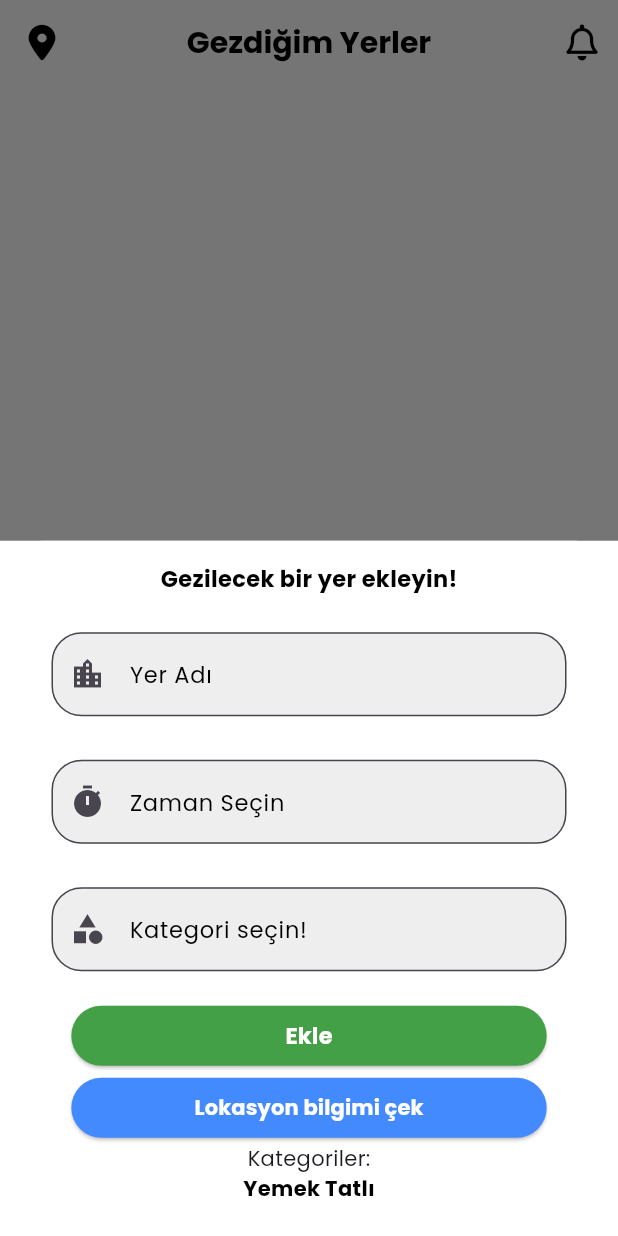
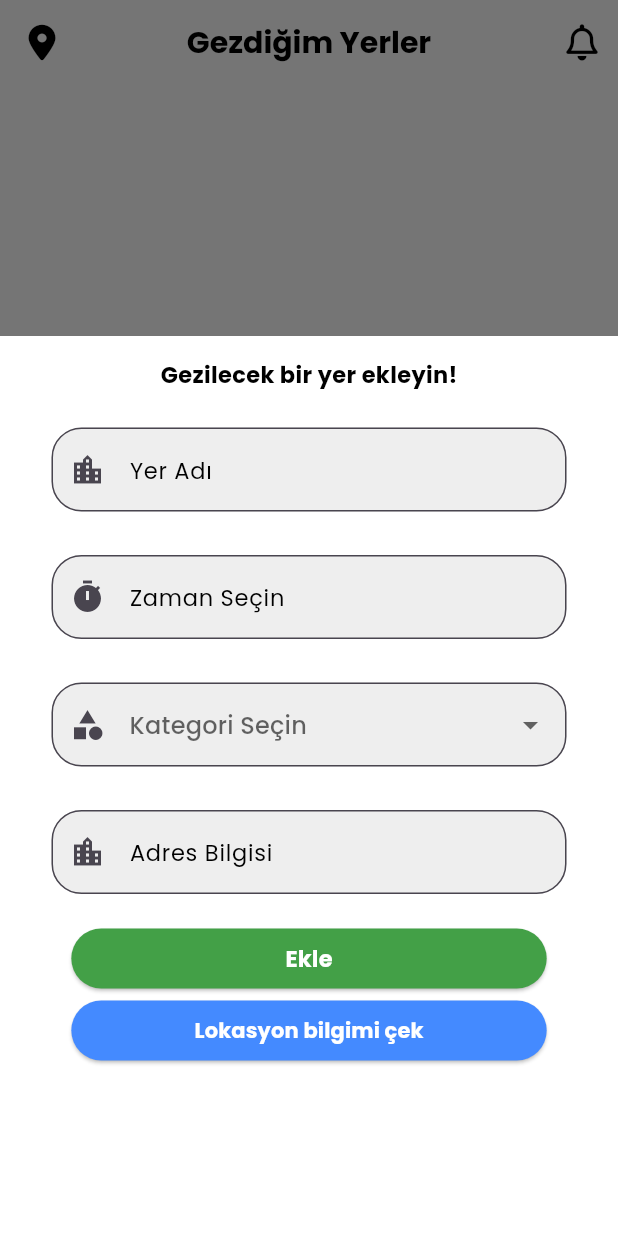
Before and after one commit to batuhangurkan/visit_app, a Flutter app: the HistoryPlace screen opened directly, after a tap on an icon or button, on a phone screen of 412 x 824 dp. Run offline on Flutter 3.47's test engine with Material 3 defaults, Android fonts, the phone set to English and light mode, and no system bars; our stand-ins replace animated_splash_screen, cloud_firestore, elegant_notification, firebase_auth, firebase_core, flutter_rating_bar and 7 more; missing offline and left inert: google_maps_directions, sign_button; accounts and stored records are empty.

Commit message:
livelocation update
Lokasyon bilgisi canlı olarak çekiliyor.

```diff
--- a/lib/pages/historyplace_page.dart
+++ b/lib/pages/historyplace_page.dart
@@ -1,11 +1,13 @@
 import 'package:cloud_firestore/cloud_firestore.dart';
 import 'package:elegant_notification/elegant_notification.dart';
 import 'package:flutter/material.dart';
+import 'package:flutter/scheduler.dart';
 import 'package:font_awesome_flutter/font_awesome_flutter.dart';
+import 'package:geocoding/geocoding.dart';
+import 'package:geolocator/geolocator.dart';
 import 'package:google_fonts/google_fonts.dart';
 import 'package:myapp1/services/firebase_service.dart';
 import 'package:sn_progress_dialog/progress_dialog.dart';
-import 'package:location/location.dart';
 
 class HistoryPlace extends StatefulWidget {
   const HistoryPlace({super.key});
@@ -18,6 +20,7 @@ class _HistoryPlaceState extends State<HistoryPlace> {
   TextEditingController _locationNameController = TextEditingController();
   TextEditingController _locationTimeController = TextEditingController();
   TextEditingController _categoryController = TextEditingController();
+  TextEditingController _adressController = TextEditingController();
   CollectionReference locationadd =
       FirebaseFirestore.instance.collection('Location');
 
@@ -37,6 +40,65 @@ class _HistoryPlaceState extends State<HistoryPlace> {
 
     await Future.delayed(Duration(milliseconds: 1000));
     pd.close();
+  }
+
+  String? _currentAddress;
+  Position? _currentPosition;
+
+  Future<bool> _handleLocationPermission() async {
+    bool serviceEnabled;
+    LocationPermission permission;
+
+    serviceEnabled = await Geolocator.isLocationServiceEnabled();
+    if (!serviceEnabled) {
+      ScaffoldMessenger.of(context).showSnackBar(const SnackBar(
+          content: Text(
+              'Location services are disabled. Please enable the services')));
+      return false;
+    }
+    permission = await Geolocator.checkPermission();
+    if (permission == LocationPermission.denied) {
+      permission = await Geolocator.requestPermission();
+      if (permission == LocationPermission.denied) {
+        ScaffoldMessenger.of(context).showSnackBar(
+            const SnackBar(content: Text('Location permissions are denied')));
+        return false;
+      }
+    }
+    if (permission == LocationPermission.deniedForever) {
+      ScaffoldMessenger.of(context).showSnackBar(const SnackBar(
+          content: Text(
+              'Location permissions are permanently denied, we cannot request permissions.')));
+      return false;
+    }
+    return true;
+  }
+
+  Future<void> _getCurrentPosition() async {
+    final hasPermission = await _handleLocationPermission();
+
+    if (!hasPermission) return;
+    await Geolocator.getCurrentPosition(desiredAccuracy: LocationAccuracy.high)
+        .then((Position position) {
+      setState(() => _currentPosition = position);
+      _getAddressFromLatLng(_currentPosition!);
+    }).catchError((e) {
+      debugPrint(e);
+    });
+  }
+
+  Future<void> _getAddressFromLatLng(Position position) async {
+    await placemarkFromCoordinates(
+            _currentPosition!.latitude, _currentPosition!.longitude)
+        .then((List<Placemark> placemarks) {
+      Placemark place = placemarks[0];
+      setState(() {
+        _currentAddress =
+            '${place.street}, ${place.subLocality}, ${place.subAdministrativeArea}, ${place.postalCode}';
+      });
+    }).catchError((e) {
+      debugPrint(e);
+    });
   }
 
   @override
@@ -66,11 +128,12 @@ class _HistoryPlaceState extends State<HistoryPlace> {
               color: Colors.black,
             ),
             onPressed: () {
-              showModalBottomSheet(
+              showModalBottomSheet<void>(
+                  isScrollControlled: true,
                   context: context,
                   builder: (context) => Container(
                         width: MediaQuery.of(context).size.width,
-                        height: MediaQuery.of(context).size.height,
+                        height: 600,
                         color: Colors.white,
                         child: Column(
                           children: [
@@ -160,15 +223,53 @@ class _HistoryPlaceState extends State<HistoryPlace> {
                               ),
                               width: MediaQuery.of(context).size.width / 1.2,
                               height: 75,
-                              child: TextFormField(
-                                keyboardType: TextInputType.text,
-                                controller: _categoryController,
+                              child: DropdownButtonFormField(
                                 decoration: InputDecoration(
                                   prefixIcon: Icon(Icons.category),
                                   filled: true,
                                   fillColor: Colors.grey[200],
                                   hoverColor: Colors.green[600],
-                                  hintText: 'Kategori seçin!',
+                                  hintText: 'Kategori Seçin',
+                                  hintStyle: GoogleFonts.poppins(
+                                      fontSize: 15, color: Colors.black),
+                                  border: OutlineInputBorder(
+                                    borderRadius: BorderRadius.circular(20),
+                                  ),
+                                ),
+                                value: _categoryController.text.isEmpty
+                                    ? null
+                                    : _categoryController.text,
+                                items: categoryList.map((category) {
+                                  return DropdownMenuItem(
+                                    value: category,
+                                    child: Text(category),
+                                  );
+                                }).toList(),
+                                onChanged: (value) {
+                                  setState(() {
+                                    _categoryController.text = value.toString();
+                                  });
+                                },
+                              ),
+                            ),
+                            SizedBox(
+                              height: 10,
+                            ),
+                            Container(
+                              decoration: BoxDecoration(
+                                color: Colors.white,
+                                borderRadius: BorderRadius.circular(20),
+                              ),
+                              width: MediaQuery.of(context).size.width / 1.2,
+                              height: 75,
+                              child: TextFormField(
+                                controller: _adressController,
+                                decoration: InputDecoration(
+                                  prefixIcon: Icon(Icons.location_city),
+                                  filled: true,
+                                  fillColor: Colors.grey[200],
+                                  hoverColor: Colors.green[600],
+                                  hintText: 'Adres Bilgisi',
                                   hintStyle: GoogleFonts.poppins(
                                       fontSize: 15, color: Colors.black),
                                   border: OutlineInputBorder(
@@ -189,7 +290,8 @@ class _HistoryPlaceState extends State<HistoryPlace> {
                                             _locationNameController.text,
                                         locationTime:
                                             _locationTimeController.text,
-                                        category: _categoryController.text);
+                                        category: _categoryController.text,
+                                        adress: _adressController.text);
 
                                     ElegantNotification.success(
                                             progressIndicatorBackground:
@@ -223,7 +325,9 @@ class _HistoryPlaceState extends State<HistoryPlace> {
                                   }
                                 },
                                 child: Text('Ekle',
-                                    style: GoogleFonts.poppins(fontSize: 15, fontWeight: FontWeight.bold)),
+                                    style: GoogleFonts.poppins(
+                                        fontSize: 15,
+                                        fontWeight: FontWeight.bold)),
                                 style: ElevatedButton.styleFrom(
                                   backgroundColor: Colors.green[600],
                                   foregroundColor: Colors.white,
@@ -236,23 +340,28 @@ class _HistoryPlaceState extends State<HistoryPlace> {
                             SizedBox(
                               width: MediaQuery.of(context).size.width / 1.3,
                               child: ElevatedButton(
-                                style: ElevatedButton.styleFrom(backgroundColor: Colors.blueAccent),
+                                style: ElevatedButton.styleFrom(
+                                    shape: RoundedRectangleBorder(
+                                      borderRadius: BorderRadius.circular(20),
+                                    ),
+                                    backgroundColor: Colors.blueAccent),
                                 onPressed: () async {
+                                  print(_getCurrentPosition());
 
                                   setState(() {
-
-
+                                    _handleLocationPermission();
+                                    _adressController.text =
+                                        _currentAddress.toString();
                                   });
-                                }, child: Text('Lokasyon bilgimi çek', style: GoogleFonts.poppins(color: Colors.white, fontWeight: FontWeight.bold),),
+                                },
+                                child: Text(
+                                  'Lokasyon bilgimi çek',
+                                  style: GoogleFonts.poppins(
+                                      color: Colors.white,
+                                      fontWeight: FontWeight.bold),
+                                ),
                               ),
                             ),
-                            Text('Kategoriler:'),
-                            Text(
-                              'Yemek' + ' ' + 'Tatlı',
-                              style: GoogleFonts.poppins(
-                                  color: Colors.black,
-                                  fontWeight: FontWeight.bold),
-                            )
                           ],
                         ),
                       ));
@@ -331,7 +440,7 @@ class _HistoryPlaceState extends State<HistoryPlace> {
                                   style: GoogleFonts.poppins(
                                       fontWeight: FontWeight.bold),
                                 ),
-                                subtitle: Text(location['locationTime'],
+                                subtitle: Text(location['adress'],
                                     style: GoogleFonts.poppins(
                                         color: Colors.grey,
                                         fontWeight: FontWeight.bold)),
--- a/pubspec.yaml
+++ b/pubspec.yaml
@@ -55,6 +55,7 @@ dependencies:
   sign_button: ^2.0.6
   sn_progress_dialog: ^1.1.3
   flutter_rating_bar: ^4.0.1
+  geocoding: ^2.1.1
 
 
 dev_dependencies:
```
Also changed, not shown: lib/services/firebase_service.dart (+6 -2 lines), pubspec.lock, 2 other files.
